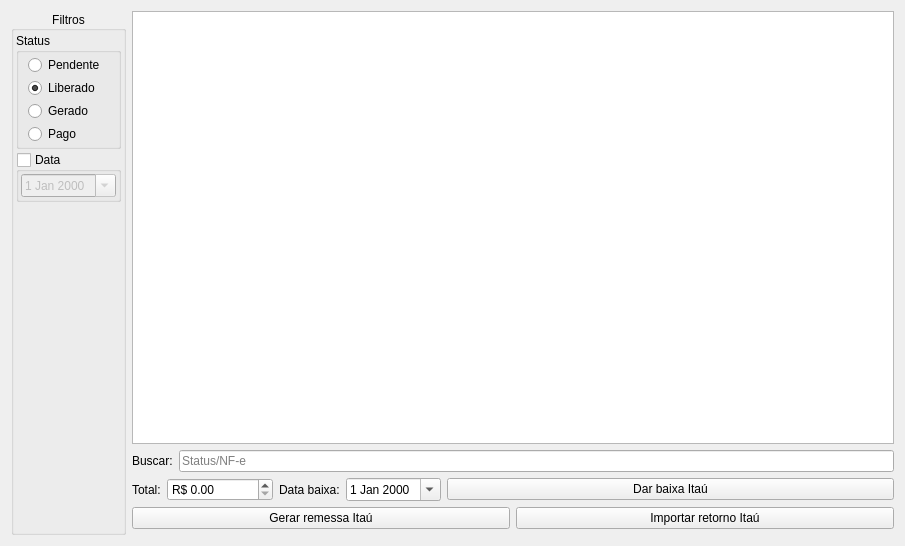
Qt form ui/widgetgare.ui (darktorres/ERP-STACCATO) before a commit.
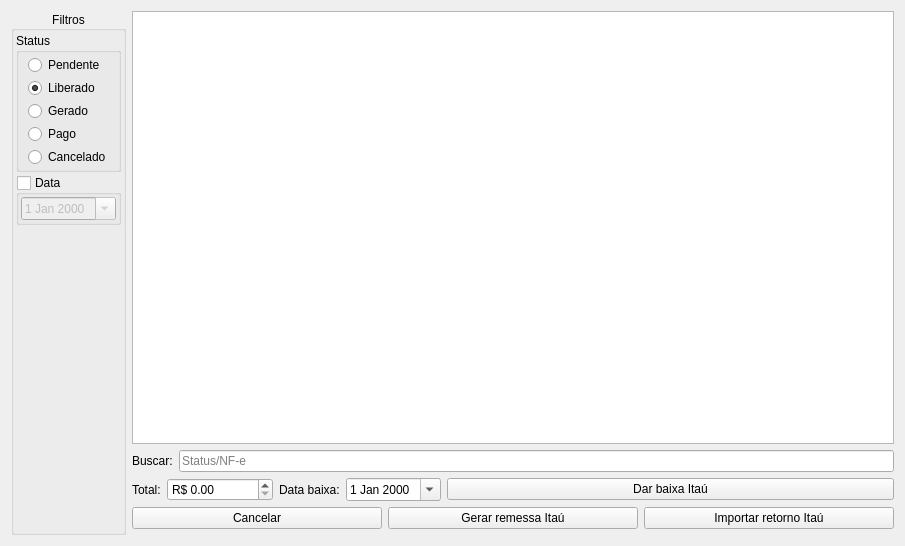
The same form after that commit. Custom widgets are drawn as their Qt base class.

Patch:
```diff
--- a/ui/widgetgare.ui
+++ b/ui/widgetgare.ui
@@ -93,6 +93,13 @@
            </property>
           </widget>
          </item>
+         <item>
+          <widget class="QRadioButton" name="radioButtonCancelado">
+           <property name="text">
+            <string>Cancelado</string>
+           </property>
+          </widget>
+         </item>
         </layout>
        </widget>
       </item>
@@ -173,7 +180,7 @@
    </item>
    <item row="3" column="1">
     <layout class="QGridLayout" name="gridLayout_4">
-     <item row="0" column="0">
+     <item row="0" column="1">
       <widget class="QPushButton" name="pushButtonRemessaItau">
        <property name="enabled">
         <bool>true</bool>
@@ -183,7 +190,7 @@
        </property>
       </widget>
      </item>
-     <item row="0" column="1">
+     <item row="0" column="2">
       <widget class="QPushButton" name="pushButtonRetornoItau">
        <property name="enabled">
         <bool>true</bool>
@@ -193,6 +200,16 @@
        </property>
       </widget>
      </item>
+     <item row="0" column="0">
+      <widget class="QPushButton" name="pushButtonCancelar">
+       <property name="enabled">
+        <bool>true</bool>
+       </property>
+       <property name="text">
+        <string>Cancelar</string>
+       </property>
+      </widget>
+     </item>
     </layout>
    </item>
    <item row="2" column="1">
@@ -293,6 +310,11 @@
    <extends>QTableView</extends>
    <header>src/tableview.h</header>
   </customwidget>
+  <customwidget>
+   <class>LineEdit</class>
+   <extends>QLineEdit</extends>
+   <header>src/lineedit.h</header>
+  </customwidget>
  </customwidgets>
  <tabstops>
   <tabstop>radioButtonPendente</tabstop>
```
Left out of the diff: 2 changed lines with no effect on the pictures.
